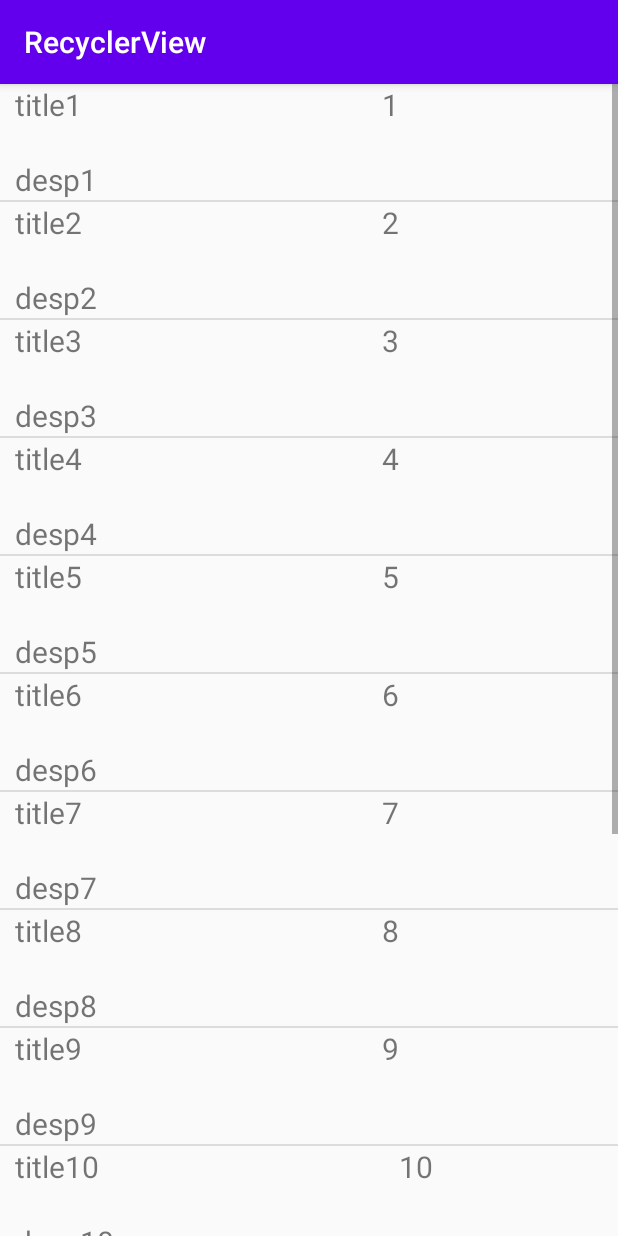
After one commit to iiiuuu/ThreadTest, an Android app: the ListActivity screen opened directly, with no data from a screen before it, on a phone screen of 412 x 824 dp. The commit adds this screen. Run offline under Robolectric (Android 15) with nearby library versions, the phone set to English and light mode, and no system bars; our stand-ins replace ButterKnife.

Commit message:
add recyclerview

```diff
--- a/app/build.gradle
+++ b/app/build.gradle
@@ -35,5 +35,6 @@ dependencies {
     androidTestImplementation 'androidx.test.espresso:espresso-core:3.2.0'
     implementation 'com.jakewharton:butterknife:10.2.1'
     annotationProcessor 'com.jakewharton:butterknife-compiler:10.2.1'
-
+    //noinspection GradleCompatible
+    implementation 'com.android.support:recyclerview-v7:28.0.0'
 }
--- a/app/src/main/AndroidManifest.xml
+++ b/app/src/main/AndroidManifest.xml
@@ -9,6 +9,7 @@
         android:roundIcon="@mipmap/ic_launcher_round"
         android:supportsRtl="true"
         android:theme="@style/AppTheme">
+        <activity android:name=".ListActivity"></activity>
         <activity android:name=".MainActivity">
             <intent-filter>
                 <action android:name="android.intent.action.MAIN" />
--- /dev/null
+++ b/app/src/main/java/com/example/recyclerview/Data.java
@@ -0,0 +1,13 @@
+package com.example.recyclerview;
+
+public class Data {
+    public String title;
+    public String description;
+    public int number;
+
+    public Data(String title, String description, int number) {
+        this.title = title;
+        this.description = description;
+        this.number = number;
+    }
+}
--- /dev/null
+++ b/app/src/main/java/com/example/recyclerview/DataUtil.java
@@ -0,0 +1,26 @@
+package com.example.recyclerview;
+
+import java.util.ArrayList;
+import java.util.List;
+
+public class DataUtil {
+    public static List<Data> getDataList() {
+        List<Data> dataList = new ArrayList<>();
+        dataList.add(new Data("title1", "desp1", 1));
+        dataList.add(new Data("title2", "desp2", 2));
+        dataList.add(new Data("title3", "desp3", 3));
+        dataList.add(new Data("title4", "desp4", 4));
+        dataList.add(new Data("title5", "desp5", 5));
+        dataList.add(new Data("title6", "desp6", 6));
+        dataList.add(new Data("title7", "desp7", 7));
+        dataList.add(new Data("title8", "desp8", 8));
+        dataList.add(new Data("title9", "desp9", 9));
+        dataList.add(new Data("title10", "desp10", 10));
+        dataList.add(new Data("title11", "desp11", 11));
+        dataList.add(new Data("title12", "desp12", 12));
+        dataList.add(new Data("title13", "desp13", 13));
+        dataList.add(new Data("title14", "desp14", 14));
+        dataList.add(new Data("title15", "desp15", 15));
+        return dataList;
+    }
+}
--- /dev/null
+++ b/app/src/main/java/com/example/recyclerview/ListActivity.java
@@ -0,0 +1,31 @@
+package com.example.recyclerview;
+
+import androidx.appcompat.app.AppCompatActivity;
+import androidx.recyclerview.widget.DividerItemDecoration;
+import androidx.recyclerview.widget.LinearLayoutManager;
+import androidx.recyclerview.widget.RecyclerView;
+
+import android.os.Bundle;
+
+import butterknife.BindView;
+import butterknife.ButterKnife;
+
+public class ListActivity extends AppCompatActivity {
+    @BindView(R.id.recycler_view)
+    RecyclerView recyclerView;
+    RecyclerView.LayoutManager layoutManager;
+
+    @Override
+    protected void onCreate(Bundle savedInstanceState) {
+        super.onCreate(savedInstanceState);
+        setContentView(R.layout.activity_list_acitivity);
+        ButterKnife.bind(this);
+        recyclerView.setHasFixedSize(true);
+        DividerItemDecoration mDivider = new DividerItemDecoration(this, DividerItemDecoration.VERTICAL);
+        recyclerView.addItemDecoration(mDivider);
+        layoutManager = new LinearLayoutManager(this);
+        recyclerView.setLayoutManager(layoutManager);
+        MyAdapter myAdapter = new MyAdapter(DataUtil.getDataList());
+        recyclerView.setAdapter(myAdapter);
+    }
+}
--- a/app/src/main/java/com/example/recyclerview/MainActivity.java
+++ b/app/src/main/java/com/example/recyclerview/MainActivity.java
@@ -1,13 +1,20 @@
 package com.example.recyclerview;
 
+import android.content.Intent;
 import android.os.Bundle;
 
 import androidx.appcompat.app.AppCompatActivity;
 
 import butterknife.ButterKnife;
+import butterknife.OnClick;
 
 public class MainActivity extends AppCompatActivity {
 
+    @OnClick(R.id.recycler_view_btn)
+    void onClick() {
+        Intent intent = new Intent(this, ListActivity.class);
+        startActivity(intent);
+    }
 
     @Override
     protected void onCreate(Bundle savedInstanceState) {
--- /dev/null
+++ b/app/src/main/java/com/example/recyclerview/MyAdapter.java
@@ -0,0 +1,58 @@
+package com.example.recyclerview;
+
+import android.view.LayoutInflater;
+import android.view.ViewGroup;
+
+import androidx.annotation.NonNull;
+import androidx.recyclerview.widget.RecyclerView;
+
+import android.view.View;
+import android.widget.TextView;
+
+import java.util.List;
+
+
+public class MyAdapter extends RecyclerView.Adapter<MyAdapter.MyViewHolder> {
+    List<Data> dataList;
+
+    public MyAdapter(List<Data> dataList) {
+        this.dataList = dataList;
+    }
+
+    @NonNull
+    @Override
+    public MyViewHolder onCreateViewHolder(@NonNull ViewGroup parent, int viewType) {
+        View v = (View) LayoutInflater.from(parent.getContext())
+                .inflate(R.layout.line_view, parent, false);
+        MyViewHolder vh = new MyViewHolder(v);
+        return vh;
+    }
+
+    @Override
+    public void onBindViewHolder(@NonNull MyViewHolder holder, int position) {
+        holder.title.setText(dataList.get(position).title);
+        holder.number.setText(String.valueOf(dataList.get(position).number));
+        holder.description.setText(dataList.get(position).description);
+    }
+
+    @Override
+    public int getItemCount() {
+        return dataList.size();
+    }
+
+    public static class MyViewHolder extends RecyclerView.ViewHolder {
+        public View view;
+        public TextView title;
+        public TextView number;
+        public TextView description;
+
+        public MyViewHolder(View v) {
+            super(v);
+            view = v;
+            title = view.findViewById(R.id.title);
+            number = view.findViewById(R.id.number);
+            description = view.findViewById(R.id.description);
+        }
+    }
+
+}
--- /dev/null
+++ b/app/src/main/res/layout/activity_list_acitivity.xml
@@ -0,0 +1,14 @@
+<?xml version="1.0" encoding="utf-8"?>
+<androidx.constraintlayout.widget.ConstraintLayout xmlns:android="http://schemas.android.com/apk/res/android"
+    xmlns:app="http://schemas.android.com/apk/res-auto"
+    xmlns:tools="http://schemas.android.com/tools"
+    android:layout_width="match_parent"
+    android:layout_height="match_parent"
+    tools:context=".ListActivity">
+
+    <androidx.recyclerview.widget.RecyclerView
+        android:id="@+id/recycler_view"
+        android:layout_width="match_parent"
+        android:layout_height="match_parent"
+        android:scrollbars="vertical" />
+</androidx.constraintlayout.widget.ConstraintLayout>
--- a/app/src/main/res/layout/activity_main.xml
+++ b/app/src/main/res/layout/activity_main.xml
@@ -6,10 +6,12 @@
     android:layout_height="match_parent"
     tools:context=".MainActivity">
 
-    <TextView
+    <Button
+        android:id="@+id/recycler_view_btn"
         android:layout_width="wrap_content"
         android:layout_height="wrap_content"
-        android:text="Hello World!"
+        android:text="RecyclerView"
+        android:textAllCaps="false"
         app:layout_constraintBottom_toBottomOf="parent"
         app:layout_constraintLeft_toLeftOf="parent"
         app:layout_constraintRight_toRightOf="parent"
--- /dev/null
+++ b/app/src/main/res/layout/line_view.xml
@@ -0,0 +1,34 @@
+<?xml version="1.0" encoding="utf-8"?>
+<FrameLayout xmlns:android="http://schemas.android.com/apk/res/android"
+    android:layout_width="wrap_content"
+    android:layout_height="wrap_content"
+    android:layout_marginStart="10dp">
+
+    <LinearLayout
+        android:layout_width="wrap_content"
+        android:layout_height="wrap_content">
+
+        <TextView
+            android:id="@+id/title"
+            android:layout_width="wrap_content"
+            android:layout_height="wrap_content"
+            android:textAllCaps="false"
+            android:textSize="20sp" />
+
+        <TextView
+            android:id="@+id/number"
+            android:layout_width="wrap_content"
+            android:layout_height="wrap_content"
+            android:layout_marginStart="200dp"
+            android:textAllCaps="false"
+            android:textSize="20sp" />
+    </LinearLayout>
+
+    <TextView
+        android:id="@+id/description"
+        android:layout_width="wrap_content"
+        android:layout_height="wrap_content"
+        android:layout_marginTop="50dp"
+        android:textAllCaps="false"
+        android:textSize="20sp" />
+</FrameLayout>
```
